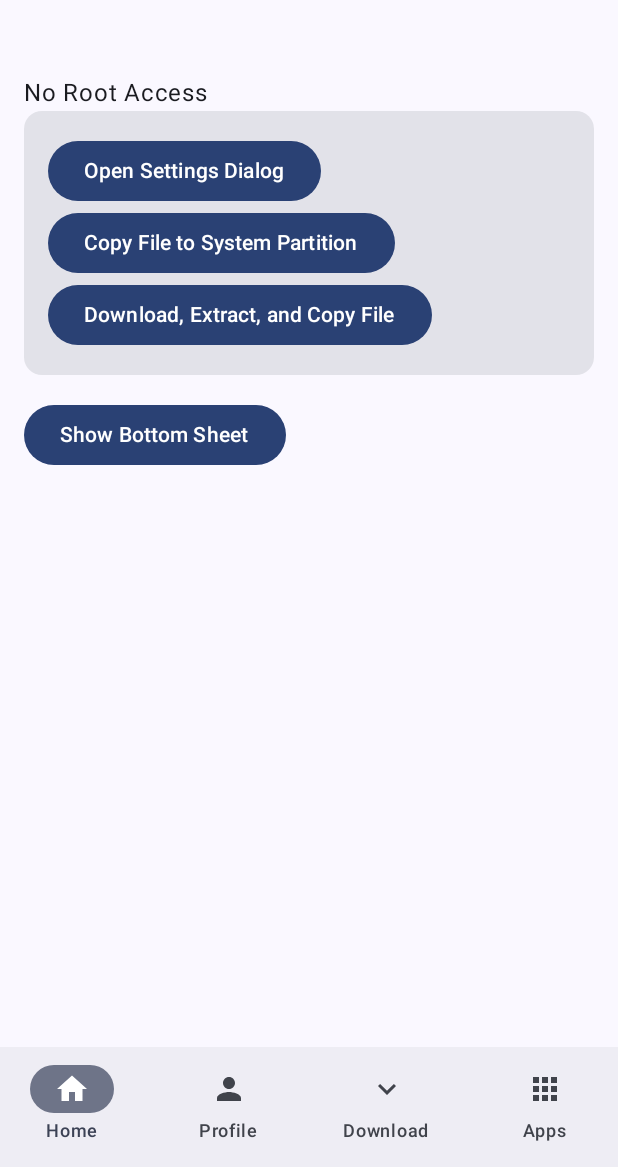
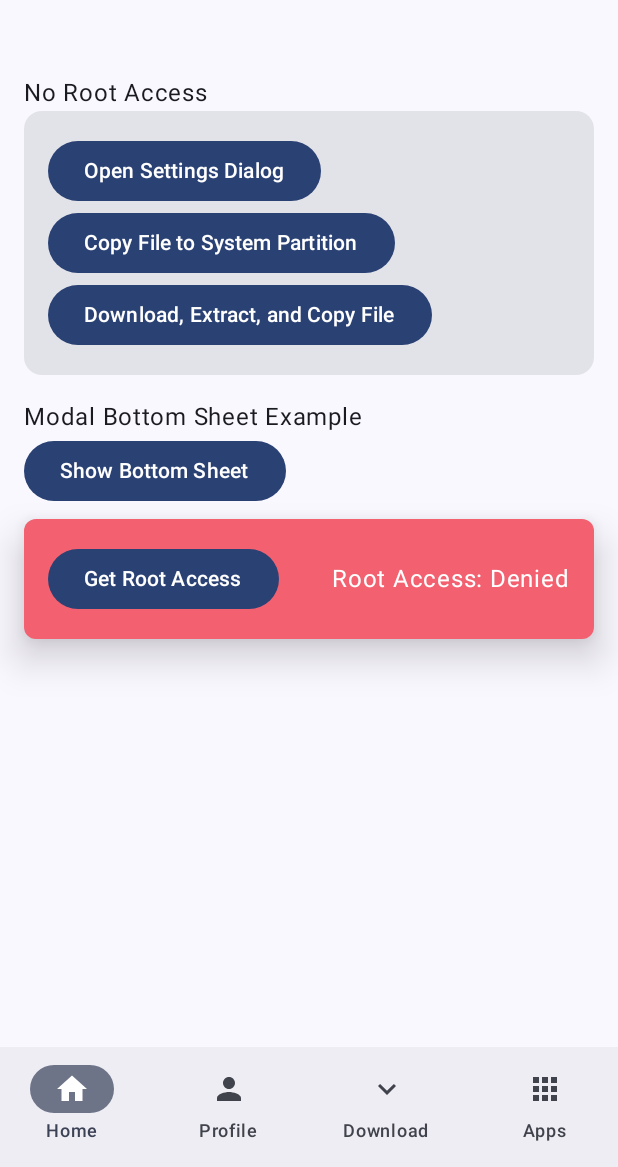
Before and after one commit to nikhilmenghani/NikGapps, an Android app built with Jetpack Compose: the screen it shows after launch (MainActivity), on a phone screen of 412 x 824 dp, the part 69-1236 px from its top. Run offline under Robolectric (Android 15) with nearby library versions, the phone set to English and light mode, and no system bars; libraries missing offline, so code that uses them is left out: com.topjohnwu.superuser.

Commit message:
Separate the root access fetching mechanism from app start

```diff
--- a/app/src/main/java/com/nikgapps/App.kt
+++ b/app/src/main/java/com/nikgapps/App.kt
@@ -17,7 +17,6 @@ class App: Application() {
             get() = appContext as App
 
         var hasRootAccess: Boolean = false
-            private set
     }
 
     val preferencesManager: PreferencesManager by lazy { PreferencesManager() }
@@ -25,14 +24,6 @@ class App: Application() {
     override fun onCreate() {
         super.onCreate()
         appContext = this
-        checkRootAccess()
-    }
-
-    fun checkRootAccess() {
-        CoroutineScope(Dispatchers.IO).launch {
-            val rootAccess = com.topjohnwu.superuser.Shell.getShell().isRoot
-            hasRootAccess = rootAccess
-        }
     }
 
     fun showMsg(@StringRes msgSrc: Int) {
--- /dev/null
+++ b/app/src/main/java/com/nikgapps/ui/components/cards/GetRootAccessCard.kt
@@ -0,0 +1,72 @@
+package com.nikgapps.ui.components.cards
+
+import androidx.compose.foundation.layout.*
+import androidx.compose.foundation.shape.RoundedCornerShape
+import androidx.compose.material3.*
+import androidx.compose.runtime.Composable
+import androidx.compose.runtime.getValue
+import androidx.compose.runtime.mutableStateOf
+import androidx.compose.runtime.remember
+import androidx.compose.runtime.setValue
+import androidx.compose.ui.Alignment
+import androidx.compose.ui.Modifier
+import androidx.compose.ui.graphics.Color
+import androidx.compose.ui.tooling.preview.Preview
+import androidx.compose.ui.unit.dp
+import com.nikgapps.App
+import com.nikgapps.utils.RootUtility
+import kotlinx.coroutines.CoroutineScope
+import kotlinx.coroutines.Dispatchers
+import kotlinx.coroutines.launch
+import kotlinx.coroutines.withContext
+
+@Composable
+fun GetRootAccessCard() {
+    var rootAccessState by remember { mutableStateOf(App.hasRootAccess) }
+
+    Card(
+        modifier = Modifier
+            .fillMaxWidth()
+            .padding(vertical = 8.dp),
+        shape = RoundedCornerShape(8.dp),
+        elevation = CardDefaults.cardElevation(16.dp),
+        colors = CardDefaults.cardColors(
+            containerColor = if (rootAccessState) Color(0xFFB9F6CA) // Light Green for Granted
+            else Color(0xFFF36170) // Light Red for Denied
+        )
+    ) {
+        Row(
+            modifier = Modifier
+                .fillMaxWidth()
+                .padding(16.dp),
+            verticalAlignment = Alignment.CenterVertically
+        ) {
+            Button(onClick = {
+                CoroutineScope(Dispatchers.IO).launch {
+                    // Always perform a fresh check for root access
+                    val rootAccess = RootUtility.hasRootAccess()
+                    App.hasRootAccess = rootAccess
+
+                    // Update the state variable to trigger recomposition
+                    withContext(Dispatchers.Main) {
+                        rootAccessState = rootAccess
+                    }
+                }
+            }) {
+                Text("Get Root Access")
+            }
+            Spacer(modifier = Modifier.weight(1f))
+            Text(
+                text = "Root Access: ${if (rootAccessState) "Granted" else "Denied"}",
+                style = MaterialTheme.typography.bodyLarge,
+                color = if (rootAccessState) MaterialTheme.colorScheme.onPrimary else MaterialTheme.colorScheme.onError
+            )
+        }
+    }
+}
+
+@Preview
+@Composable
+fun PreviewGetRootAccessCard() {
+    GetRootAccessCard()
+}
--- a/app/src/main/java/com/nikgapps/ui/screens/home/HomeScreen.kt
+++ b/app/src/main/java/com/nikgapps/ui/screens/home/HomeScreen.kt
@@ -16,6 +16,7 @@ import com.nikgapps.navigation.Screens
 import com.nikgapps.navigation.navigateWithState
 import com.nikgapps.ui.components.buttons.CopyFileButton
 import com.nikgapps.ui.components.buttons.DownloadAndExtractButton
+import com.nikgapps.ui.components.cards.GetRootAccessCard
 import com.nikgapps.ui.components.dialogs.SettingsDialog
 import com.nikgapps.ui.components.texts.RootStatusDisplay
 
@@ -73,7 +74,10 @@ fun HomeScreen(navController: NavHostController) {
 
                 Spacer(modifier = Modifier.height(16.dp))
 
+                Text(text = "Modal Bottom Sheet Example")
+
                 ModalBottomSheetM3Example()
+                GetRootAccessCard()
             }
         }
     )
```
Also changed, not shown: app/src/main/java/com/nikgapps/utils/RootUtility.kt (+13 -0 lines).
